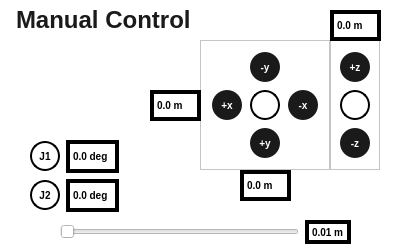
This is src/pantograph_ui/ManualWindow.ui in Pantograph-Automation/pantograph_automation as Qt 5 draws it before an edit. The edited form follows.
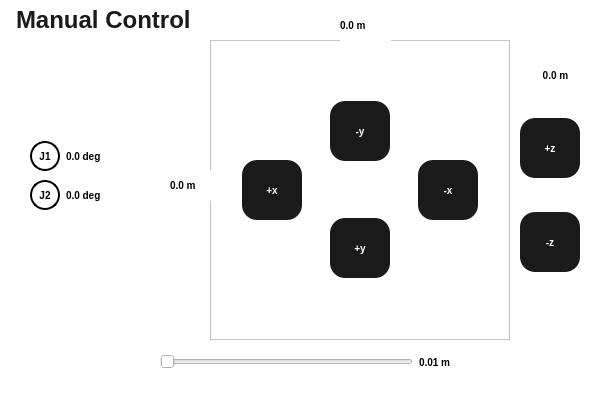
This is the edited form.

```diff
--- a/src/pantograph_ui/ManualWindow.ui
+++ b/src/pantograph_ui/ManualWindow.ui
@@ -6,20 +6,20 @@
    <rect>
     <x>0</x>
     <y>0</y>
-    <width>400</width>
-    <height>250</height>
+    <width>600</width>
+    <height>400</height>
    </rect>
   </property>
   <property name="minimumSize">
    <size>
-    <width>400</width>
-    <height>0</height>
+    <width>600</width>
+    <height>400</height>
    </size>
   </property>
   <property name="maximumSize">
    <size>
-    <width>400</width>
-    <height>250</height>
+    <width>600</width>
+    <height>400</height>
    </size>
   </property>
   <property name="windowTitle">
@@ -110,22 +110,22 @@
   <widget class="QFrame" name="frame">
    <property name="geometry">
     <rect>
-     <x>200</x>
+     <x>210</x>
      <y>40</y>
-     <width>130</width>
-     <height>130</height>
+     <width>300</width>
+     <height>300</height>
     </rect>
    </property>
    <property name="minimumSize">
     <size>
-     <width>130</width>
-     <height>130</height>
+     <width>300</width>
+     <height>300</height>
     </size>
    </property>
    <property name="maximumSize">
     <size>
-     <width>150</width>
-     <height>150</height>
+     <width>300</width>
+     <height>300</height>
     </size>
    </property>
    <property name="frameShape">
@@ -157,14 +157,14 @@
        <widget class="QPushButton" name="posXButton">
         <property name="minimumSize">
          <size>
-          <width>30</width>
-          <height>30</height>
+          <width>60</width>
+          <height>60</height>
          </size>
         </property>
         <property name="maximumSize">
          <size>
-          <width>30</width>
-          <height>30</height>
+          <width>60</width>
+          <height>60</height>
          </size>
         </property>
         <property name="text">
@@ -196,14 +196,14 @@
        <widget class="QPushButton" name="negYButton">
         <property name="minimumSize">
          <size>
-          <width>30</width>
-          <height>30</height>
+          <width>60</width>
+          <height>60</height>
          </size>
         </property>
         <property name="maximumSize">
          <size>
-          <width>30</width>
-          <height>30</height>
+          <width>60</width>
+          <height>60</height>
          </size>
         </property>
         <property name="text">
@@ -211,44 +211,18 @@
         </property>
        </widget>
       </item>
-      <item>
-       <widget class="QLabel" name="label">
-        <property name="minimumSize">
-         <size>
-          <width>30</width>
-          <height>30</height>
-         </size>
-        </property>
-        <property name="maximumSize">
-         <size>
-          <width>30</width>
-          <height>30</height>
-         </size>
-        </property>
-        <property name="styleSheet">
-         <string notr="true">QLabel {
-    background-color: white;
-    border-radius: 15px;
-    border: 2px solid black;
-}</string>
-        </property>
-        <property name="text">
-         <string/>
-        </property>
-       </widget>
-      </item>
       <item>
        <widget class="QPushButton" name="posYButton">
         <property name="minimumSize">
          <size>
-          <width>30</width>
-          <height>30</height>
+          <width>60</width>
+          <height>60</height>
          </size>
         </property>
         <property name="maximumSize">
          <size>
-          <width>30</width>
-          <height>30</height>
+          <width>60</width>
+          <height>60</height>
          </size>
         </property>
         <property name="text">
@@ -280,14 +254,14 @@
        <widget class="QPushButton" name="negXButton">
         <property name="minimumSize">
          <size>
-          <width>30</width>
-          <height>30</height>
+          <width>60</width>
+          <height>60</height>
          </size>
         </property>
         <property name="maximumSize">
          <size>
-          <width>30</width>
-          <height>30</height>
+          <width>60</width>
+          <height>60</height>
          </size>
         </property>
         <property name="text">
@@ -315,129 +289,10 @@
     </item>
    </layout>
   </widget>
-  <widget class="QFrame" name="frame_2">
-   <property name="geometry">
-    <rect>
-     <x>330</x>
-     <y>40</y>
-     <width>50</width>
-     <height>130</height>
-    </rect>
-   </property>
-   <property name="minimumSize">
-    <size>
-     <width>50</width>
-     <height>130</height>
-    </size>
-   </property>
-   <property name="maximumSize">
-    <size>
-     <width>50</width>
-     <height>150</height>
-    </size>
-   </property>
-   <property name="frameShape">
-    <enum>QFrame::Shape::StyledPanel</enum>
-   </property>
-   <property name="frameShadow">
-    <enum>QFrame::Shadow::Raised</enum>
-   </property>
-   <layout class="QHBoxLayout" name="horizontalLayout_2">
-    <item>
-     <layout class="QVBoxLayout" name="verticalLayout">
-      <item>
-       <widget class="QPushButton" name="posZButton">
-        <property name="minimumSize">
-         <size>
-          <width>30</width>
-          <height>30</height>
-         </size>
-        </property>
-        <property name="maximumSize">
-         <size>
-          <width>30</width>
-          <height>30</height>
-         </size>
-        </property>
-        <property name="text">
-         <string>+z</string>
-        </property>
-       </widget>
-      </item>
-      <item>
-       <widget class="QLabel" name="label_2">
-        <property name="minimumSize">
-         <size>
-          <width>30</width>
-          <height>30</height>
-         </size>
-        </property>
-        <property name="maximumSize">
-         <size>
-          <width>30</width>
-          <height>30</height>
-         </size>
-        </property>
-        <property name="styleSheet">
-         <string notr="true">QLabel {
-    background-color: white;
-    border-radius: 15px;
-    border: 2px solid black;
-}</string>
-        </property>
-        <property name="text">
-         <string/>
-        </property>
-       </widget>
-      </item>
-      <item>
-       <widget class="QPushButton" name="negZButton">
-        <property name="minimumSize">
-         <size>
-          <width>30</width>
-          <height>30</height>
-         </size>
-        </property>
-        <property name="maximumSize">
-         <size>
-          <width>30</width>
-          <height>30</height>
-         </size>
-        </property>
-        <property name="text">
-         <string>-z</string>
-        </property>
-       </widget>
-      </item>
-     </layout>
-    </item>
-   </layout>
-  </widget>
   <widget class="QLabel" name="xLabel">
    <property name="geometry">
     <rect>
-     <x>150</x>
-     <y>90</y>
-     <width>51</width>
-     <height>31</height>
-    </rect>
-   </property>
-   <property name="styleSheet">
-    <string notr="true">QLabel {
-	background-color: white;
-    border: 4px solid black;
-    font-weight: bold;
-	color: black;
-}</string>
-   </property>
-   <property name="text">
-    <string>0.0 m</string>
-   </property>
-  </widget>
-  <widget class="QLabel" name="yLabel">
-   <property name="geometry">
-    <rect>
-     <x>240</x>
+     <x>170</x>
      <y>170</y>
      <width>51</width>
      <height>31</height>
@@ -446,7 +301,6 @@
    <property name="styleSheet">
     <string notr="true">QLabel {
 	background-color: white;
-    border: 4px solid black;
     font-weight: bold;
 	color: black;
 }</string>
@@ -455,10 +309,33 @@
     <string>0.0 m</string>
    </property>
   </widget>
+  <widget class="QLabel" name="yLabel">
+   <property name="geometry">
+    <rect>
+     <x>530</x>
+     <y>60</y>
+     <width>51</width>
+     <height>31</height>
+    </rect>
+   </property>
+   <property name="styleSheet">
+    <string notr="true">QLabel {
+	background-color: white;
+    font-weight: bold;
+	color: black;
+}</string>
+   </property>
+   <property name="text">
+    <string>0.0 m</string>
+   </property>
+   <property name="alignment">
+    <set>Qt::AlignmentFlag::AlignCenter</set>
+   </property>
+  </widget>
   <widget class="QLabel" name="zLabel">
    <property name="geometry">
     <rect>
-     <x>330</x>
+     <x>340</x>
      <y>10</y>
      <width>51</width>
      <height>31</height>
@@ -467,7 +344,6 @@
    <property name="styleSheet">
     <string notr="true">QLabel {
 	background-color: white;
-    border: 4px solid black;
     font-weight: bold;
 	color: black;
 }</string>
@@ -495,7 +371,7 @@
     <string>Manual Control</string>
    </property>
   </widget>
-  <widget class="QWidget" name="">
+  <widget class="QWidget" name="layoutWidget">
    <property name="geometry">
     <rect>
      <x>30</x>
@@ -543,7 +419,6 @@
         <property name="styleSheet">
          <string notr="true">QLabel {
 	background-color: white;
-    border: 4px solid black;
     font-weight: bold;
 	color: black;
 }</string>
@@ -593,7 +468,6 @@
         <property name="styleSheet">
          <string notr="true">QLabel {
 	background-color: white;
-    border: 4px solid black;
     font-weight: bold;
 	color: black;
 }</string>
@@ -607,11 +481,11 @@
     </item>
    </layout>
   </widget>
-  <widget class="QWidget" name="">
+  <widget class="QWidget" name="layoutWidget">
    <property name="geometry">
     <rect>
-     <x>60</x>
-     <y>220</y>
+     <x>160</x>
+     <y>350</y>
      <width>291</width>
      <height>24</height>
     </rect>
@@ -632,7 +506,6 @@
       <property name="styleSheet">
        <string notr="true">QLabel {
 	background-color: white;
-    border: 4px solid black;
     font-weight: bold;
 	color: black;
 }</string>
@@ -644,6 +517,56 @@
     </item>
    </layout>
   </widget>
+  <widget class="QWidget" name="">
+   <property name="geometry">
+    <rect>
+     <x>520</x>
+     <y>90</y>
+     <width>61</width>
+     <height>211</height>
+    </rect>
+   </property>
+   <layout class="QVBoxLayout" name="verticalLayout">
+    <item>
+     <widget class="QPushButton" name="posZButton">
+      <property name="minimumSize">
+       <size>
+        <width>60</width>
+        <height>60</height>
+       </size>
+      </property>
+      <property name="maximumSize">
+       <size>
+        <width>60</width>
+        <height>60</height>
+       </size>
+      </property>
+      <property name="text">
+       <string>+z</string>
+      </property>
+     </widget>
+    </item>
+    <item>
+     <widget class="QPushButton" name="negZButton">
+      <property name="minimumSize">
+       <size>
+        <width>60</width>
+        <height>60</height>
+       </size>
+      </property>
+      <property name="maximumSize">
+       <size>
+        <width>60</width>
+        <height>60</height>
+       </size>
+      </property>
+      <property name="text">
+       <string>-z</string>
+      </property>
+     </widget>
+    </item>
+   </layout>
+  </widget>
  </widget>
  <resources/>
  <connections/>
```
